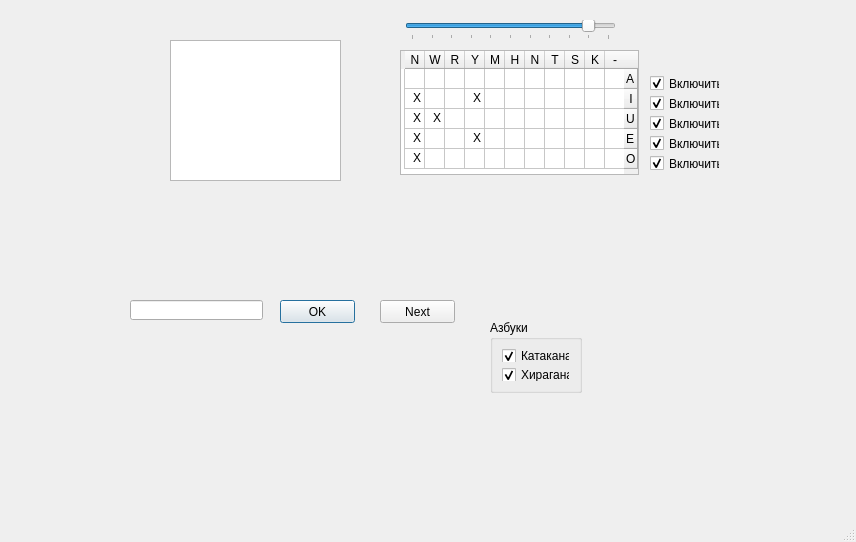
Before: the Qt Designer form kana.ui in Kracav4ik/kana, drawn with Qt 5.
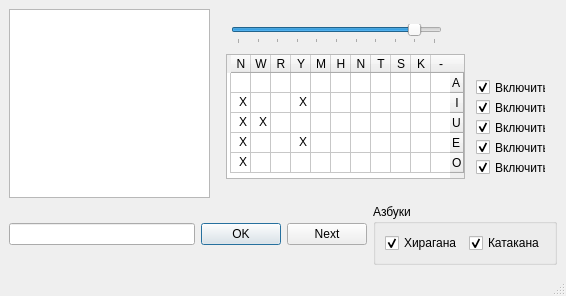
After: the same form once the commit is applied.

Commit message: Кана: красивости

```diff
--- a/kana.ui
+++ b/kana.ui
@@ -6,22 +6,22 @@
    <rect>
     <x>0</x>
     <y>0</y>
-    <width>856</width>
-    <height>542</height>
+    <width>566</width>
+    <height>296</height>
    </rect>
   </property>
   <property name="windowTitle">
    <string>Kana</string>
   </property>
   <widget class="QWidget" name="centralwidget">
+   <layout class="QGridLayout" name="gridLayout">
+    <item row="0" column="0">
    <widget class="QGraphicsView" name="graphicsView">
-    <property name="geometry">
-     <rect>
-      <x>170</x>
-      <y>40</y>
-      <width>171</width>
-      <height>141</height>
-     </rect>
+      <property name="minimumSize">
+       <size>
+        <width>201</width>
+        <height>181</height>
+       </size>
     </property>
     <property name="backgroundBrush">
      <brush brushstyle="SolidPattern">
@@ -33,113 +33,68 @@
      </brush>
     </property>
    </widget>
-   <widget class="QLineEdit" name="lineEdit">
-    <property name="geometry">
-     <rect>
-      <x>130</x>
-      <y>300</y>
-      <width>133</width>
-      <height>20</height>
-     </rect>
-    </property>
-   </widget>
-   <widget class="QPushButton" name="okButton">
+    </item>
+    <item row="0" column="1" colspan="2">
+     <widget class="QWidget" name="widget" native="true">
+      <property name="minimumSize">
+       <size>
+        <width>341</width>
+        <height>181</height>
+       </size>
+      </property>
+      <widget class="QCheckBox" name="useO">
     <property name="geometry">
      <rect>
-      <x>280</x>
-      <y>300</y>
-      <width>75</width>
-      <height>23</height>
+         <x>260</x>
+         <y>150</y>
+         <width>70</width>
+         <height>17</height>
      </rect>
     </property>
     <property name="text">
-     <string>OK</string>
-    </property>
-    <property name="default">
+        <string>Включить</string>
+       </property>
+       <property name="checked">
      <bool>true</bool>
     </property>
    </widget>
-   <widget class="QGroupBox" name="kanaBox">
+      <widget class="QCheckBox" name="useA">
     <property name="geometry">
      <rect>
-      <x>490</x>
-      <y>320</y>
-      <width>92</width>
-      <height>73</height>
-     </rect>
-    </property>
-    <property name="title">
-     <string>Азбуки</string>
-    </property>
-    <layout class="QVBoxLayout" name="verticalLayout">
-     <item>
-      <widget class="QCheckBox" name="kataCheck">
+         <x>260</x>
+         <y>70</y>
+         <width>70</width>
+         <height>17</height>
+        </rect>
+       </property>
        <property name="text">
-        <string>Катакана</string>
+        <string>Включить</string>
        </property>
        <property name="checked">
         <bool>true</bool>
        </property>
       </widget>
-     </item>
-     <item>
-      <widget class="QCheckBox" name="hiraCheck">
-       <property name="text">
-        <string>Хирагана</string>
-       </property>
-       <property name="checked">
-        <bool>true</bool>
-       </property>
-      </widget>
-     </item>
-    </layout>
-   </widget>
-   <widget class="QPushButton" name="nextButton">
+      <widget class="QCheckBox" name="useI">
     <property name="geometry">
      <rect>
-      <x>380</x>
-      <y>300</y>
-      <width>75</width>
-      <height>23</height>
+         <x>260</x>
+         <y>90</y>
+         <width>70</width>
+         <height>17</height>
      </rect>
     </property>
     <property name="text">
-     <string>Next</string>
-    </property>
-   </widget>
-   <widget class="QSlider" name="levelSlider">
-    <property name="geometry">
-     <rect>
-      <x>405</x>
-      <y>20</y>
-      <width>211</width>
-      <height>20</height>
-     </rect>
-    </property>
-    <property name="maximum">
-     <number>10</number>
-    </property>
-    <property name="pageStep">
-     <number>2</number>
-    </property>
-    <property name="value">
-     <number>9</number>
-    </property>
-    <property name="orientation">
-     <enum>Qt::Horizontal</enum>
-    </property>
-    <property name="tickPosition">
-     <enum>QSlider::TicksBelow</enum>
-    </property>
-    <property name="tickInterval">
-     <number>1</number>
+        <string>Включить</string>
+       </property>
+       <property name="checked">
+        <bool>true</bool>
     </property>
    </widget>
    <widget class="QTableWidget" name="tableWidget">
     <property name="geometry">
      <rect>
-      <x>400</x>
-      <y>50</y>
+         <x>10</x>
+         <y>45</y>
       <width>239</width>
       <height>125</height>
      </rect>
@@ -296,59 +251,39 @@
      </property>
     </item>
    </widget>
-   <widget class="QCheckBox" name="useA">
+      <widget class="QSlider" name="levelSlider">
     <property name="geometry">
      <rect>
-      <x>650</x>
-      <y>75</y>
-      <width>70</width>
-      <height>17</height>
-     </rect>
-    </property>
-    <property name="text">
-     <string>Включить</string>
-    </property>
-    <property name="checked">
-     <bool>true</bool>
-    </property>
-   </widget>
-   <widget class="QCheckBox" name="useI">
-    <property name="geometry">
-     <rect>
-      <x>650</x>
-      <y>95</y>
-      <width>70</width>
-      <height>17</height>
-     </rect>
-    </property>
-    <property name="text">
-     <string>Включить</string>
-    </property>
-    <property name="checked">
-     <bool>true</bool>
-    </property>
-   </widget>
-   <widget class="QCheckBox" name="useU">
-    <property name="geometry">
-     <rect>
-      <x>650</x>
-      <y>115</y>
-      <width>70</width>
-      <height>17</height>
-     </rect>
-    </property>
-    <property name="text">
-     <string>Включить</string>
-    </property>
-    <property name="checked">
-     <bool>true</bool>
+         <x>15</x>
+         <y>15</y>
+         <width>211</width>
+         <height>20</height>
+        </rect>
+       </property>
+       <property name="maximum">
+        <number>10</number>
+       </property>
+       <property name="pageStep">
+        <number>2</number>
+       </property>
+       <property name="value">
+        <number>9</number>
+       </property>
+       <property name="orientation">
+        <enum>Qt::Horizontal</enum>
+       </property>
+       <property name="tickPosition">
+        <enum>QSlider::TicksBelow</enum>
+       </property>
+       <property name="tickInterval">
+        <number>1</number>
     </property>
    </widget>
    <widget class="QCheckBox" name="useE">
     <property name="geometry">
      <rect>
-      <x>650</x>
-      <y>135</y>
+         <x>260</x>
+         <y>130</y>
       <width>70</width>
       <height>17</height>
      </rect>
@@ -360,11 +295,11 @@
      <bool>true</bool>
     </property>
    </widget>
-   <widget class="QCheckBox" name="useO">
+      <widget class="QCheckBox" name="useU">
     <property name="geometry">
      <rect>
-      <x>650</x>
-      <y>155</y>
+         <x>260</x>
+         <y>110</y>
       <width>70</width>
       <height>17</height>
      </rect>
@@ -376,6 +311,70 @@
      <bool>true</bool>
     </property>
    </widget>
+      <zorder>useO</zorder>
+      <zorder>useA</zorder>
+      <zorder>useI</zorder>
+      <zorder>tableWidget</zorder>
+      <zorder>levelSlider</zorder>
+      <zorder>useE</zorder>
+      <zorder>useU</zorder>
+      <zorder>kanaBox</zorder>
+     </widget>
+    </item>
+    <item row="1" column="0" colspan="2">
+     <layout class="QHBoxLayout" name="horizontalLayout_2">
+      <item>
+       <widget class="QLineEdit" name="lineEdit"/>
+      </item>
+      <item>
+       <widget class="QPushButton" name="okButton">
+        <property name="text">
+         <string>OK</string>
+        </property>
+        <property name="default">
+         <bool>true</bool>
+        </property>
+       </widget>
+      </item>
+      <item>
+       <widget class="QPushButton" name="nextButton">
+        <property name="text">
+         <string>Next</string>
+        </property>
+       </widget>
+      </item>
+     </layout>
+    </item>
+    <item row="1" column="2">
+     <widget class="QGroupBox" name="kanaBox">
+      <property name="title">
+       <string>Азбуки</string>
+      </property>
+      <layout class="QHBoxLayout" name="horizontalLayout">
+       <item>
+        <widget class="QCheckBox" name="hiraCheck">
+         <property name="text">
+          <string>Хирагана</string>
+         </property>
+         <property name="checked">
+          <bool>true</bool>
+         </property>
+        </widget>
+       </item>
+       <item>
+        <widget class="QCheckBox" name="kataCheck">
+         <property name="text">
+          <string>Катакана</string>
+         </property>
+         <property name="checked">
+          <bool>true</bool>
+         </property>
+        </widget>
+       </item>
+      </layout>
+     </widget>
+    </item>
+   </layout>
   </widget>
   <widget class="QMenuBar" name="menubar">
    <property name="geometry">
```
Left out of the diff: 2 changed lines with no effect on the pictures. Lines whose indentation alone changed are shown as unchanged.
